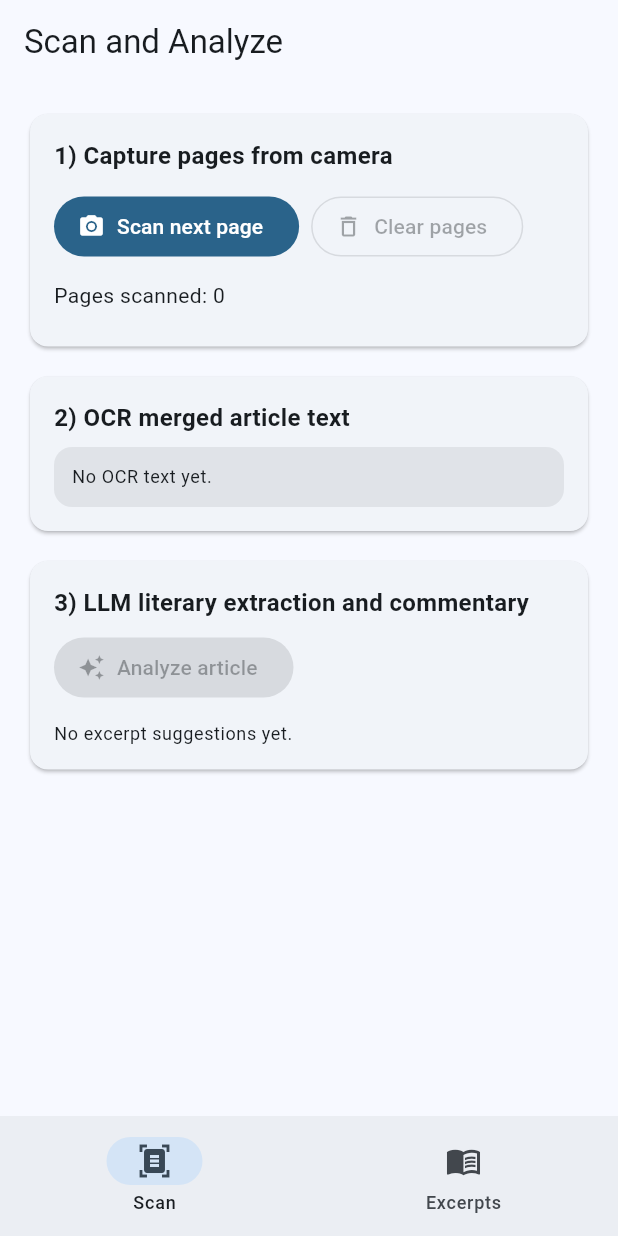
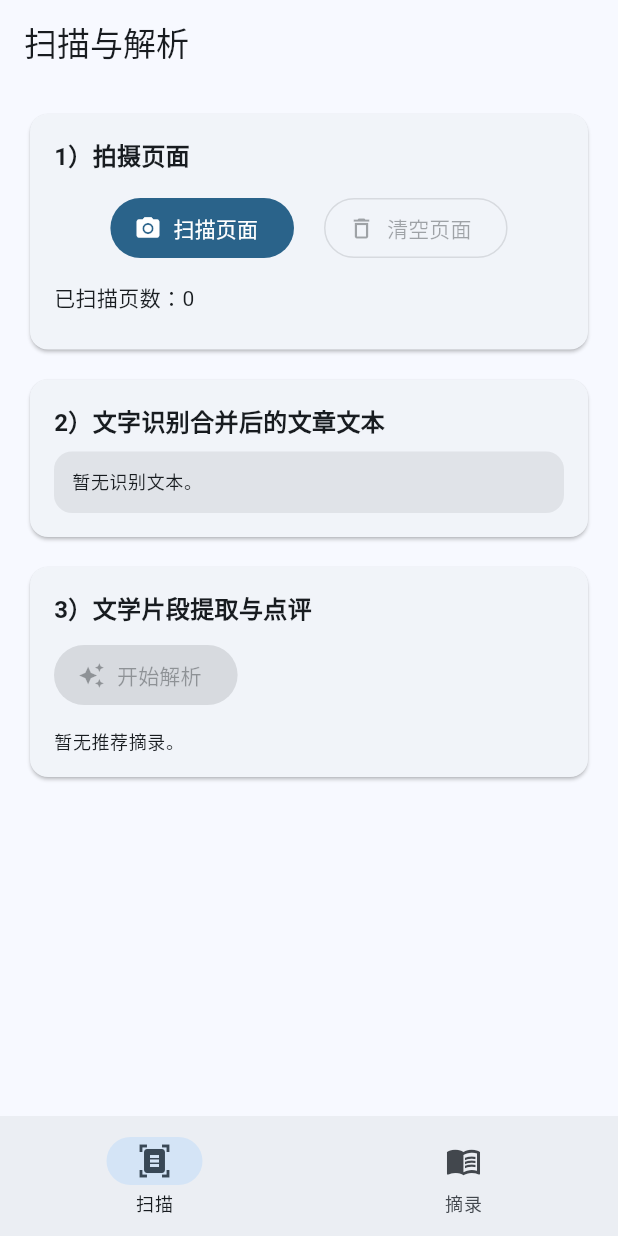
Before and after one commit to ljie-PI/haocihaoju, a Flutter app: the screen it shows after launch, on a phone screen of 412 x 824 dp. Run offline on Flutter 3.47's test engine with Material 3 defaults, Android fonts, the phone set to English and light mode, and no system bars; our stand-ins replace image_picker, sqflite; accounts and stored records are empty.

Commit message:
Localize UI to Chinese and refine scan action layout

```diff
--- a/lib/src/app/app.dart
+++ b/lib/src/app/app.dart
@@ -33,7 +33,7 @@ class _HaociHaojuAppState extends State<HaociHaojuApp> {
   @override
   Widget build(BuildContext context) {
     return MaterialApp(
-      title: 'Haocihaoju',
+      title: '好词好句',
       theme: ThemeData(
         colorScheme: ColorScheme.fromSeed(seedColor: const Color(0xFF005A87)),
       ),
--- a/lib/src/services/heuristic_excerpt_picker.dart
+++ b/lib/src/services/heuristic_excerpt_picker.dart
@@ -56,8 +56,8 @@ List<ExcerptSuggestion> pickHeuristicExcerpts(String articleText, {int maxItems
   return ranked.take(maxItems).map((String quote) {
     return ExcerptSuggestion(
       quote: quote,
-      analysis: 'This line stands out for imagery and emotional tension. It works because it transforms abstract feeling into concrete language.',
-      styleNotes: 'Narrative voice: lyrical. Expression: figurative, rhythmic cadence, and layered meaning in context.',
+      analysis: '这句话在意象和情感张力上很突出，把抽象感受转化成了可感知的语言，因此更有感染力。',
+      styleNotes: '叙述语气偏抒情，表达上有比喻感与节奏感，且在上下文中形成了层次递进。',
     );
   }).toList();
 }
--- a/lib/src/services/remote_ocr_service.dart
+++ b/lib/src/services/remote_ocr_service.dart
@@ -29,7 +29,7 @@ class RemoteOcrService implements OcrService {
   @override
   Future<String> recognizeText(String imagePath) async {
     if (_endpoint.isEmpty) {
-      throw StateError('OCR_API_URL is not configured.');
+      throw StateError('未配置远程文字识别服务地址（OCR_API_URL）。');
     }
 
     final Uri uri = Uri.parse(_endpoint);
@@ -45,12 +45,12 @@ class RemoteOcrService implements OcrService {
     final http.Response response = await http.Response.fromStream(streamedResponse);
 
     if (response.statusCode < 200 || response.statusCode >= 300) {
-      throw StateError('Remote OCR failed (${response.statusCode}): ${_truncate(response.body)}');
+      throw StateError('远程文字识别请求失败（${response.statusCode}）：${_truncate(response.body)}');
     }
 
     final String text = _extractText(response);
     if (text.trim().isEmpty) {
-      throw StateError('Remote OCR response did not contain recognized text.');
+      throw StateError('远程文字识别返回中未找到识别文本。');
     }
     return text.trim();
   }
--- a/lib/src/ui/screens/home_shell.dart
+++ b/lib/src/ui/screens/home_shell.dart
@@ -39,12 +39,12 @@ class _HomeShellState extends State<HomeShell> {
           NavigationDestination(
             icon: Icon(Icons.document_scanner_outlined),
             selectedIcon: Icon(Icons.document_scanner),
-            label: 'Scan',
+            label: '扫描',
           ),
           NavigationDestination(
             icon: Icon(Icons.menu_book_outlined),
             selectedIcon: Icon(Icons.menu_book),
-            label: 'Excerpts',
+            label: '摘录',
           ),
         ],
       ),
--- a/lib/src/ui/screens/quotes_screen.dart
+++ b/lib/src/ui/screens/quotes_screen.dart
@@ -45,11 +45,11 @@ class _QuotesScreenState extends State<QuotesScreen> {
   @override
   Widget build(BuildContext context) {
     return Scaffold(
-      appBar: AppBar(title: const Text('Saved Excerpts')),
+      appBar: AppBar(title: const Text('已保存摘录')),
       body: _loading
           ? const Center(child: CircularProgressIndicator())
           : _quotes.isEmpty
-              ? const Center(child: Text('No saved excerpts yet.'))
+              ? const Center(child: Text('暂无已保存摘录。'))
               : ListView.separated(
                   padding: const EdgeInsets.all(16),
                   itemCount: _quotes.length,
@@ -82,7 +82,7 @@ class _QuotesScreenState extends State<QuotesScreen> {
       return;
     }
     ScaffoldMessenger.of(context).showSnackBar(
-      const SnackBar(content: Text('Excerpt deleted.')),
+      const SnackBar(content: Text('摘录已删除。')),
     );
   }
 }
@@ -126,7 +126,7 @@ class _QuoteItemCard extends StatelessWidget {
               child: IconButton(
                 onPressed: onDelete,
                 icon: const Icon(Icons.delete_outline),
-                tooltip: 'Delete',
+                tooltip: '删除',
               ),
             ),
           ],
--- a/lib/src/ui/screens/scan_screen.dart
+++ b/lib/src/ui/screens/scan_screen.dart
@@ -42,7 +42,7 @@ class _ScanScreenState extends State<ScanScreen> {
 
     return Scaffold(
       appBar: AppBar(
-        title: const Text('Scan and Analyze'),
+        title: const Text('扫描与解析'),
       ),
       body: ListView(
         padding: const EdgeInsets.all(16),
@@ -54,12 +54,15 @@ class _ScanScreenState extends State<ScanScreen> {
                 crossAxisAlignment: CrossAxisAlignment.start,
                 children: <Widget>[
                   const Text(
-                    '1) Capture pages from camera',
+                    '1）拍摄页面',
                     style: TextStyle(fontSize: 16, fontWeight: FontWeight.w600),
                   ),
                   const SizedBox(height: 12),
-                  Wrap(
-                    spacing: 8,
+                  Center(
+                    child: Wrap(
+                      alignment: WrapAlignment.center,
+                      runAlignment: WrapAlignment.center,
+                      spacing: 20,
                       runSpacing: 8,
                       children: <Widget>[
                         FilledButton.icon(
@@ -71,22 +74,23 @@ class _ScanScreenState extends State<ScanScreen> {
                                   child: CircularProgressIndicator(strokeWidth: 2),
                                 )
                               : const Icon(Icons.camera_alt),
-                        label: const Text('Scan next page'),
+                          label: const Text('扫描页面'),
                         ),
                         OutlinedButton.icon(
                           onPressed: _pages.isEmpty ? null : _clearPages,
                           icon: const Icon(Icons.delete_outline),
-                        label: const Text('Clear pages'),
+                          label: const Text('清空页面'),
                         ),
                       ],
                     ),
+                  ),
                   const SizedBox(height: 12),
-                  Text('Pages scanned: ${_pages.length}'),
+                  Text('已扫描页数：${_pages.length}'),
                   const SizedBox(height: 8),
                   if (_pages.isNotEmpty)
                     Text(
                       _pages
-                          .map((ScannedPage p) => 'P${p.pageNumber}: ${p.extractedText.length} chars')
+                          .map((ScannedPage p) => '第${p.pageNumber}页：${p.extractedText.length}字')
                           .join('  |  '),
                       style: theme.textTheme.bodySmall,
                     ),
@@ -102,7 +106,7 @@ class _ScanScreenState extends State<ScanScreen> {
                 crossAxisAlignment: CrossAxisAlignment.start,
                 children: <Widget>[
                   const Text(
-                    '2) OCR merged article text',
+                    '2）文字识别合并后的文章文本',
                     style: TextStyle(fontSize: 16, fontWeight: FontWeight.w600),
                   ),
                   const SizedBox(height: 8),
@@ -114,7 +118,7 @@ class _ScanScreenState extends State<ScanScreen> {
                       borderRadius: BorderRadius.circular(12),
                     ),
                     child: SelectableText(
-                      _mergedText.isEmpty ? 'No OCR text yet.' : _mergedText,
+                      _mergedText.isEmpty ? '暂无识别文本。' : _mergedText,
                       style: theme.textTheme.bodySmall,
                     ),
                   ),
@@ -130,7 +134,7 @@ class _ScanScreenState extends State<ScanScreen> {
                 crossAxisAlignment: CrossAxisAlignment.start,
                 children: <Widget>[
                   const Text(
-                    '3) LLM literary extraction and commentary',
+                    '3）文学片段提取与点评',
                     style: TextStyle(fontSize: 16, fontWeight: FontWeight.w600),
                   ),
                   const SizedBox(height: 8),
@@ -143,12 +147,12 @@ class _ScanScreenState extends State<ScanScreen> {
                             child: CircularProgressIndicator(strokeWidth: 2),
                           )
                         : const Icon(Icons.auto_awesome),
-                    label: const Text('Analyze article'),
+                    label: const Text('开始解析'),
                   ),
                   const SizedBox(height: 12),
                   if (_suggestions.isEmpty)
                     Text(
-                      'No excerpt suggestions yet.',
+                      '暂无推荐摘录。',
                       style: theme.textTheme.bodySmall,
                     )
                   else
@@ -204,7 +208,7 @@ class _ScanScreenState extends State<ScanScreen> {
         return;
       }
       ScaffoldMessenger.of(context).showSnackBar(
-        SnackBar(content: Text('OCR failed: $error')),
+        SnackBar(content: Text('文字识别失败：$error')),
       );
     } finally {
       if (mounted) {
@@ -263,7 +267,7 @@ class _ScanScreenState extends State<ScanScreen> {
     }
 
     ScaffoldMessenger.of(context).showSnackBar(
-      const SnackBar(content: Text('Saved to excerpts.')),
+      const SnackBar(content: Text('已保存到摘录。')),
     );
   }
 }
@@ -309,7 +313,7 @@ class _SuggestionCard extends StatelessWidget {
             child: OutlinedButton.icon(
               onPressed: onSave,
               icon: const Icon(Icons.bookmark_add_outlined),
-              label: const Text('Save'),
+              label: const Text('保存'),
             ),
           ),
         ],
```
Also changed, not shown: 4 other files. Lines whose indentation alone changed are shown as unchanged.
